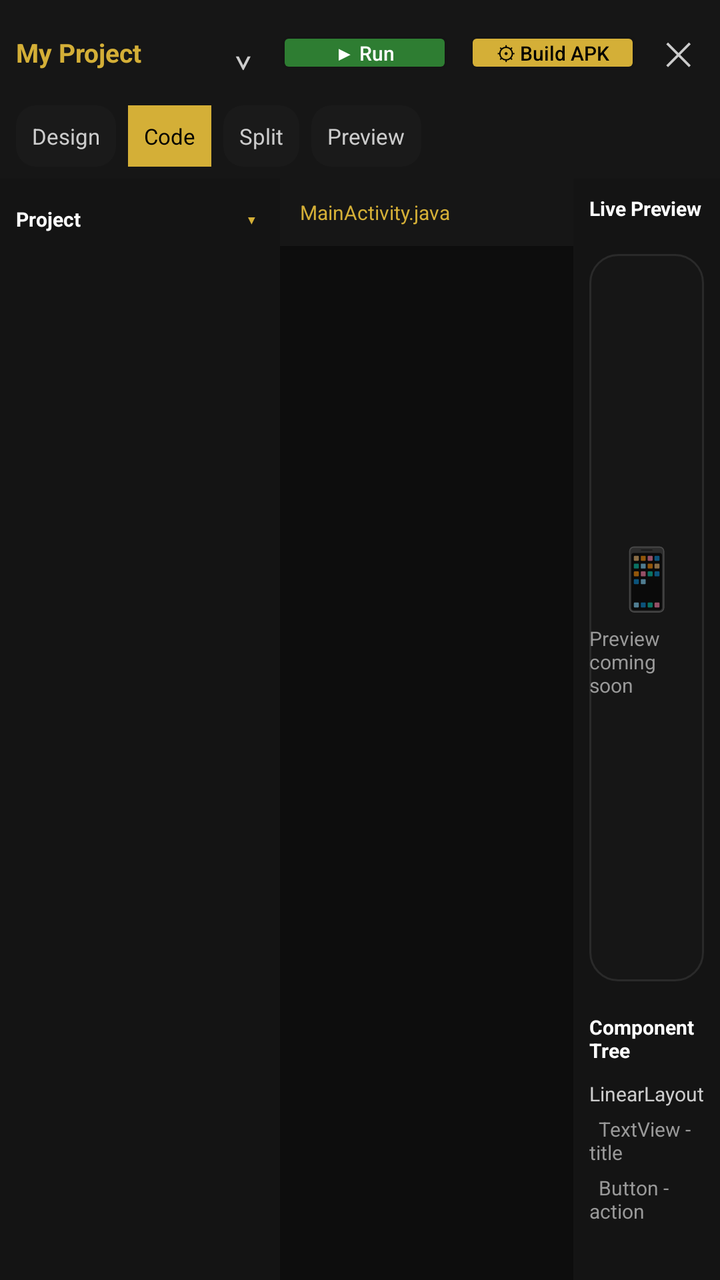
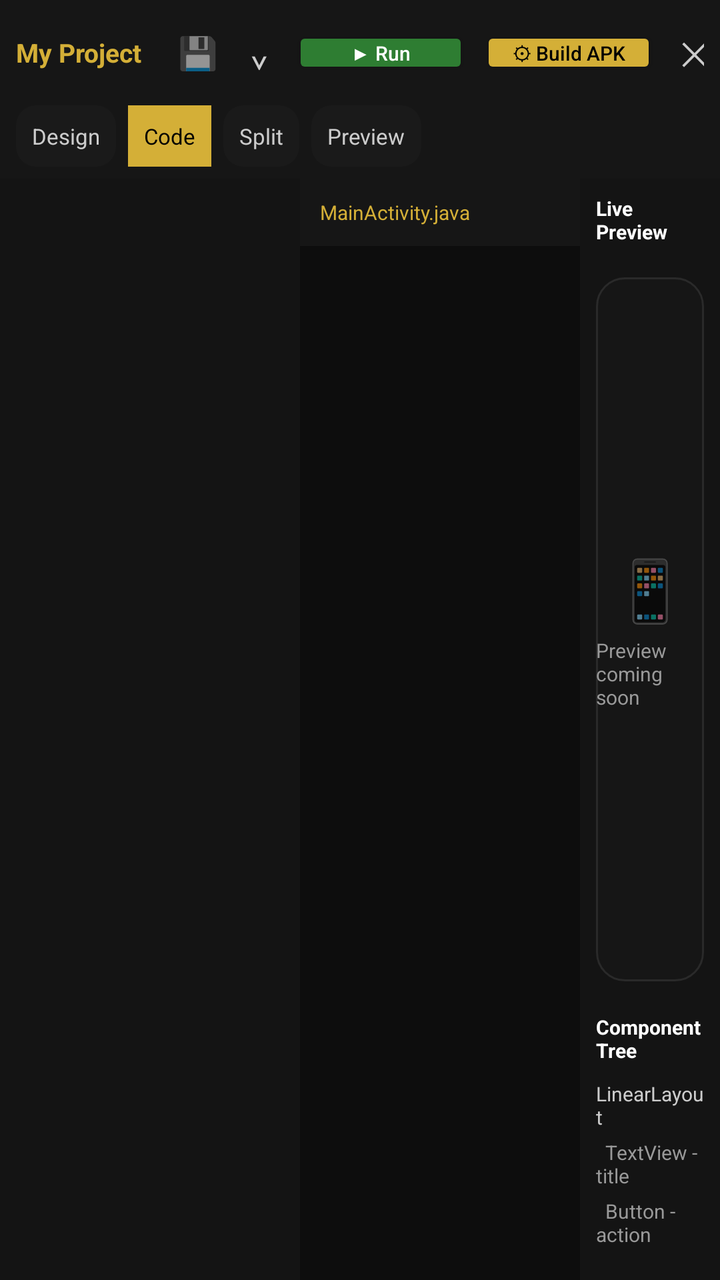

Compare the two renders of this Android layout. The source of the first and the diff that turns it into the second are given below.
<!-- AndroidManifest.xml: application theme Theme.AalamStudio -->
<!-- res/layout/activity_project_editor.xml -->
<?xml version="1.0" encoding="utf-8"?>
<LinearLayout xmlns:android="http://schemas.android.com/apk/res/android"
    android:layout_width="match_parent"
    android:layout_height="match_parent"
    android:orientation="vertical"
    android:background="#0D0D0D">

    
    <LinearLayout
        android:layout_width="match_parent"
        android:layout_height="wrap_content"
        android:orientation="horizontal"
        android:gravity="center_vertical"
        android:background="#161616"
        android:padding="8dp">

        <TextView
            android:id="@+id/editorProjectName"
            android:layout_width="wrap_content"
            android:layout_height="wrap_content"
            android:text="My Project"
            android:textColor="@color/gold"
            android:textSize="13sp"
            android:textStyle="bold"
            android:layout_marginEnd="12dp"/>

        <TextView
            android:layout_width="0dp"
            android:layout_height="wrap_content"
            android:layout_weight="1"
            android:text=""/>

        <TextView
            android:id="@+id/btnToggleBuildPanel"
            android:layout_width="wrap_content"
            android:layout_height="wrap_content"
            android:text="⌄"
            android:textColor="#CCCCCC"
            android:textSize="18sp"
            android:padding="6dp"
            android:layout_marginEnd="6dp"/>

        <Button
            android:id="@+id/btnRun"
            android:layout_width="wrap_content"
            android:layout_height="wrap_content"
            android:minHeight="0dp"
            android:paddingTop="6dp"
            android:paddingBottom="6dp"
            android:paddingStart="12dp"
            android:paddingEnd="12dp"
            android:text="▶ Run"
            android:textSize="10sp"
            android:textAllCaps="false"
            android:backgroundTint="#2E7D32"
            android:textColor="#FFFFFF"
            android:layout_marginEnd="6dp"/>

        <Button
            android:id="@+id/btnBuildApk"
            android:layout_width="wrap_content"
            android:layout_height="wrap_content"
            android:minHeight="0dp"
            android:paddingTop="6dp"
            android:paddingBottom="6dp"
            android:paddingStart="12dp"
            android:paddingEnd="12dp"
            android:text="⚙ Build APK"
            android:textSize="10sp"
            android:textAllCaps="false"
            android:backgroundTint="@color/gold"
            android:textColor="#000000"
            android:layout_marginEnd="6dp"/>

        <TextView
            android:id="@+id/btnCloseEditor"
            android:layout_width="wrap_content"
            android:layout_height="wrap_content"
            android:text="✕"
            android:textColor="#CCCCCC"
            android:textSize="16sp"
            android:padding="6dp"/>

    </LinearLayout>

    
    <LinearLayout
        android:layout_width="match_parent"
        android:layout_height="wrap_content"
        android:orientation="horizontal"
        android:background="#161616"
        android:paddingStart="8dp"
        android:paddingEnd="8dp"
        android:paddingBottom="6dp">

        <TextView
            android:id="@+id/tabDesign"
            android:layout_width="wrap_content"
            android:layout_height="wrap_content"
            android:text="Design"
            android:textColor="#CCCCCC"
            android:textSize="11sp"
            android:padding="8dp"
            android:background="@drawable/bg_type_card"
            android:layout_marginEnd="6dp"/>

        <TextView
            android:id="@+id/tabCode"
            android:layout_width="wrap_content"
            android:layout_height="wrap_content"
            android:text="Code"
            android:textColor="#000000"
            android:textSize="11sp"
            android:padding="8dp"
            android:background="@color/gold"
            android:layout_marginEnd="6dp"/>

        <TextView
            android:id="@+id/tabSplit"
            android:layout_width="wrap_content"
            android:layout_height="wrap_content"
            android:text="Split"
            android:textColor="#CCCCCC"
            android:textSize="11sp"
            android:padding="8dp"
            android:background="@drawable/bg_type_card"
            android:layout_marginEnd="6dp"/>

        <TextView
            android:id="@+id/tabPreview"
            android:layout_width="wrap_content"
            android:layout_height="wrap_content"
            android:text="Preview"
            android:textColor="#CCCCCC"
            android:textSize="11sp"
            android:padding="8dp"
            android:background="@drawable/bg_type_card"/>

    </LinearLayout>

    
    <LinearLayout
        android:layout_width="match_parent"
        android:layout_height="0dp"
        android:layout_weight="1"
        android:orientation="horizontal">

        
        <LinearLayout
            android:id="@+id/fileTreePanel"
            android:layout_width="140dp"
            android:layout_height="match_parent"
            android:orientation="vertical"
            android:background="#141414">

            <LinearLayout
                android:layout_width="match_parent"
                android:layout_height="wrap_content"
                android:orientation="horizontal"
                android:gravity="center_vertical"
                android:padding="8dp">

                <TextView
                    android:layout_width="0dp"
                    android:layout_height="wrap_content"
                    android:layout_weight="1"
                    android:text="Project"
                    android:textColor="@color/text_primary"
                    android:textSize="10sp"
                    android:textStyle="bold"/>

                <TextView
                    android:id="@+id/toggleFileTree"
                    android:layout_width="wrap_content"
                    android:layout_height="wrap_content"
                    android:text="▾"
                    android:textColor="@color/gold"
                    android:textSize="12sp"
                    android:padding="4dp"/>

            </LinearLayout>

            <ScrollView
                android:id="@+id/fileTreeScroll"
                android:layout_width="match_parent"
                android:layout_height="0dp"
                android:layout_weight="1"
                android:visibility="visible">

                <LinearLayout
                    android:id="@+id/fileTreeContainer"
                    android:layout_width="match_parent"
                    android:layout_height="wrap_content"
                    android:orientation="vertical"
                    android:paddingStart="8dp"
                    android:paddingEnd="8dp"/>

            </ScrollView>

        </LinearLayout>

        
        <LinearLayout
            android:layout_width="0dp"
            android:layout_height="match_parent"
            android:layout_weight="2"
            android:orientation="vertical"
            android:background="#0D0D0D">

            <LinearLayout
                android:layout_width="match_parent"
                android:layout_height="wrap_content"
                android:orientation="horizontal"
                android:background="#161616"
                android:padding="6dp">

                <TextView
                    android:id="@+id/openFileTabLabel"
                    android:layout_width="wrap_content"
                    android:layout_height="wrap_content"
                    android:text="MainActivity.java"
                    android:textColor="@color/gold"
                    android:textSize="10sp"
                    android:padding="4dp"/>

            </LinearLayout>

            <ScrollView
                android:layout_width="match_parent"
                android:layout_height="0dp"
                android:layout_weight="1">

                <EditText
                    android:id="@+id/codeEditorText"
                    android:layout_width="match_parent"
                    android:layout_height="wrap_content"
                    android:background="#0D0D0D"
                    android:fontFamily="monospace"
                    android:gravity="top|start"
                    android:padding="10dp"
                    android:textColor="#DDDDDD"
                    android:textCursorDrawable="@null"
                    android:textSize="11sp"
                    android:inputType="textMultiLine|textNoSuggestions"
                    android:imeOptions="flagNoExtractUi"
                    android:text=""/>

            </ScrollView>

        </LinearLayout>

        
        <LinearLayout
            android:layout_width="0dp"
            android:layout_height="match_parent"
            android:layout_weight="1"
            android:orientation="vertical"
            android:background="#141414">

            <TextView
                android:layout_width="wrap_content"
                android:layout_height="wrap_content"
                android:text="Live Preview"
                android:textColor="@color/text_primary"
                android:textSize="10sp"
                android:textStyle="bold"
                android:padding="8dp"/>

            <LinearLayout
                android:layout_width="match_parent"
                android:layout_height="0dp"
                android:layout_weight="1"
                android:orientation="vertical"
                android:gravity="center"
                android:background="@drawable/bg_card"
                android:layout_margin="8dp">

                <TextView
                    android:layout_width="wrap_content"
                    android:layout_height="wrap_content"
                    android:text="📱"
                    android:textSize="30sp"/>

                <TextView
                    android:layout_width="wrap_content"
                    android:layout_height="wrap_content"
                    android:text="Preview coming soon"
                    android:textColor="@color/text_secondary"
                    android:textSize="10sp"
                    android:layout_marginTop="4dp"/>

            </LinearLayout>

            <TextView
                android:layout_width="wrap_content"
                android:layout_height="wrap_content"
                android:text="Component Tree"
                android:textColor="@color/text_primary"
                android:textSize="10sp"
                android:textStyle="bold"
                android:padding="8dp"/>

            <ScrollView
                android:layout_width="match_parent"
                android:layout_height="100dp">

                <LinearLayout
                    android:layout_width="match_parent"
                    android:layout_height="wrap_content"
                    android:orientation="vertical"
                    android:paddingStart="8dp"
                    android:paddingEnd="8dp">

                    <TextView android:layout_width="wrap_content" android:layout_height="wrap_content" android:text="LinearLayout" android:textColor="#CCCCCC" android:textSize="10sp" android:paddingBottom="4dp"/>
                    <TextView android:layout_width="wrap_content" android:layout_height="wrap_content" android:text="  TextView - title" android:textColor="#999999" android:textSize="10sp" android:paddingBottom="4dp"/>
                    <TextView android:layout_width="wrap_content" android:layout_height="wrap_content" android:text="  Button - action" android:textColor="#999999" android:textSize="10sp"/>

                </LinearLayout>

            </ScrollView>

        </LinearLayout>

    </LinearLayout>

    
    <LinearLayout
        android:id="@+id/buildLogPanel"
        android:layout_width="match_parent"
        android:layout_height="110dp"
        android:orientation="vertical"
        android:background="#141414"
        android:padding="8dp"
        android:visibility="gone">

        <LinearLayout
            android:layout_width="match_parent"
            android:layout_height="wrap_content"
            android:orientation="horizontal"
            android:layout_marginBottom="4dp">

            <TextView
                android:layout_width="wrap_content"
                android:layout_height="wrap_content"
                android:text="Build"
                android:textColor="@color/text_primary"
                android:textSize="10sp"
                android:textStyle="bold"
                android:layout_marginEnd="14dp"/>

            <TextView
                android:layout_width="wrap_content"
                android:layout_height="wrap_content"
                android:text="Logcat"
                android:textColor="@color/text_secondary"
                android:textSize="10sp"/>

        </LinearLayout>

        <ScrollView
            android:layout_width="match_parent"
            android:layout_height="0dp"
            android:layout_weight="1">

            <TextView
                android:id="@+id/buildLogText"
                android:layout_width="match_parent"
                android:layout_height="wrap_content"
                android:fontFamily="monospace"
                android:text="Ready. Press Build APK to compile this project."
                android:textColor="#888888"
                android:textSize="10sp"/>

        </ScrollView>

    </LinearLayout>

</LinearLayout>
<!-- resources referenced by this layout -->
<resources>
  <color name="gold">#D4AF37</color>
  <color name="text_primary">#FFFFFF</color>
  <color name="text_secondary">#999999</color>
  <!-- drawable bg_card (drawable) -->
  <?xml version="1.0" encoding="utf-8"?>
  <shape xmlns:android="http://schemas.android.com/apk/res/android" android:shape="rectangle">
      <solid android:color="@color/card_bg"/>
      <corners android:radius="14dp"/>
      <stroke android:width="1dp" android:color="@color/card_border"/>
  </shape>
  <!-- drawable bg_type_card (drawable) -->
  <?xml version="1.0" encoding="utf-8"?>
  <selector xmlns:android="http://schemas.android.com/apk/res/android">
      <item android:state_selected="true">
          <shape android:shape="rectangle">
              <solid android:color="#221A00"/>
              <stroke android:width="2dp" android:color="#FFD700"/>
              <corners android:radius="10dp"/>
          </shape>
      </item>
      <item>
          <shape android:shape="rectangle">
              <solid android:color="#1A1A1A"/>
              <corners android:radius="10dp"/>
          </shape>
      </item>
  </selector>
  <style name="Theme.AalamStudio" parent="Theme.MaterialComponents.DayNight.NoActionBar">
          <item name="colorPrimary">@color/gold</item>
          <item name="android:windowBackground">@color/navy</item>
          <item name="android:statusBarColor">#0D0D0D</item>
      </style>
  <color name="card_bg">#161616</color>
  <color name="card_border">#2A2A2A</color>
  <color name="navy">#0D0D0D</color>
</resources>

<!-- the commit's change to res/layout/activity_project_editor.xml (unified diff, before → after) -->
@@ -29,6 +29,15 @@
             android:layout_height="wrap_content"
             android:layout_weight="1"
             android:text=""/>
+
+        <TextView
+            android:id="@+id/btnSaveFile"
+            android:layout_width="wrap_content"
+            android:layout_height="wrap_content"
+            android:text="💾"
+            android:textSize="16sp"
+            android:padding="6dp"
+            android:layout_marginEnd="4dp"/>
 
         <TextView
             android:id="@+id/btnToggleBuildPanel"
@@ -146,58 +155,19 @@
         android:orientation="horizontal">
 
         
-        <LinearLayout
-            android:id="@+id/fileTreePanel"
-            android:layout_width="140dp"
+        <ScrollView
+            android:layout_width="150dp"
             android:layout_height="match_parent"
-            android:orientation="vertical"
             android:background="#141414">
 
             <LinearLayout
-                android:layout_width="match_parent"
-                android:layout_height="wrap_content"
-                android:orientation="horizontal"
-                android:gravity="center_vertical"
-                android:padding="8dp">
-
-                <TextView
-                    android:layout_width="0dp"
-                    android:layout_height="wrap_content"
-                    android:layout_weight="1"
-                    android:text="Project"
-                    android:textColor="@color/text_primary"
-                    android:textSize="10sp"
-                    android:textStyle="bold"/>
-
-                <TextView
-                    android:id="@+id/toggleFileTree"
-                    android:layout_width="wrap_content"
-                    android:layout_height="wrap_content"
-                    android:text="▾"
-                    android:textColor="@color/gold"
-                    android:textSize="12sp"
-                    android:padding="4dp"/>
-
-            </LinearLayout>
-
-            <ScrollView
-                android:id="@+id/fileTreeScroll"
-                android:layout_width="match_parent"
-                android:layout_height="0dp"
-                android:layout_weight="1"
-                android:visibility="visible">
-
-                <LinearLayout
-                    android:id="@+id/fileTreeContainer"
-                    android:layout_width="match_parent"
-                    android:layout_height="wrap_content"
-                    android:orientation="vertical"
-                    android:paddingStart="8dp"
-                    android:paddingEnd="8dp"/>
-
-            </ScrollView>
-
-        </LinearLayout>
+                android:id="@+id/fileTreeContainer"
+                android:layout_width="match_parent"
+                android:layout_height="wrap_content"
+                android:orientation="vertical"
+                android:padding="8dp"/>
+
+        </ScrollView>
 
         
         <LinearLayout
